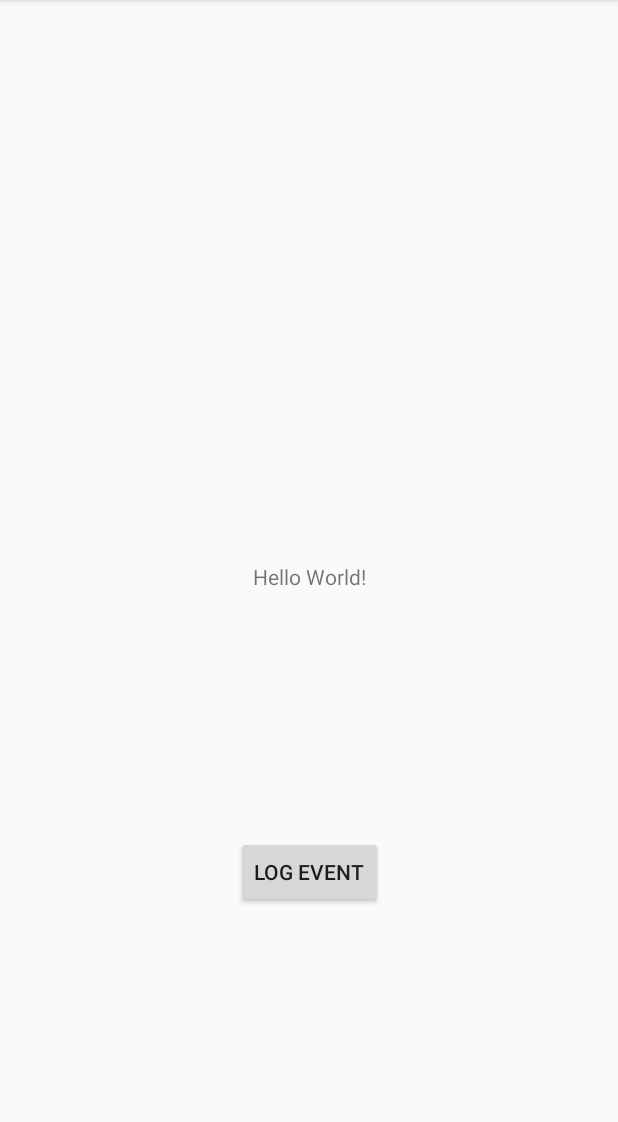
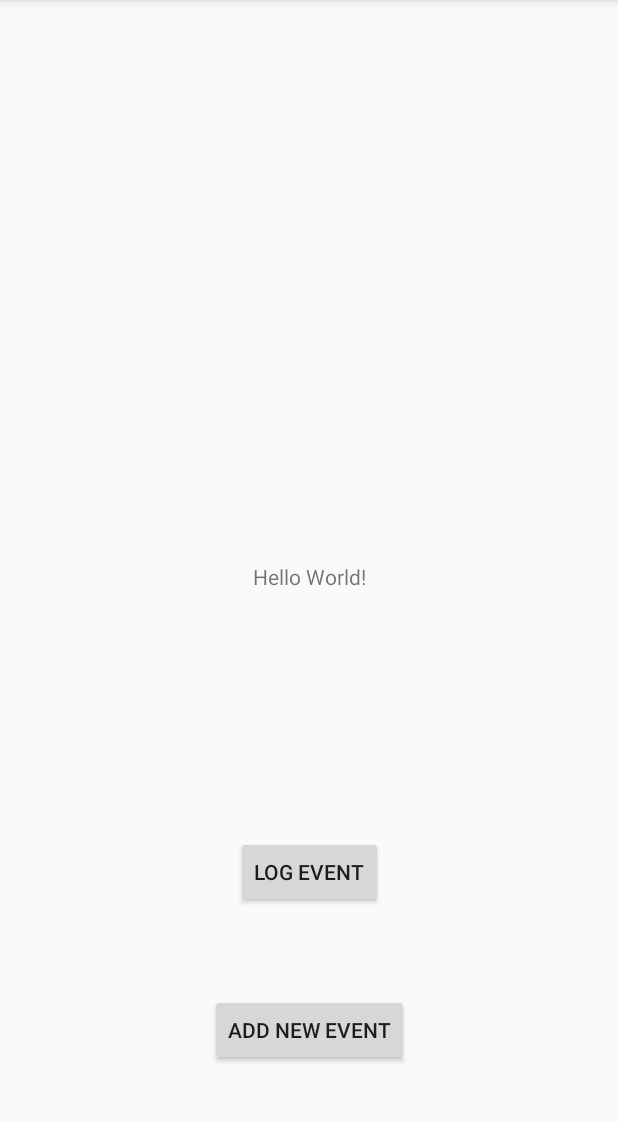
Before and after one commit to danthompson41/TimeTap, an Android app: the screen it shows after launch (MainActivity), after a tap on "LOG EVENT", on a phone screen of 412 x 824 dp, the part 84-1206 px from its top. Run offline under Robolectric (Android 15) with nearby library versions, the phone set to English and light mode, and no system bars; our stand-ins replace Firebase (no records; nobody signed in at launch, a user with empty details on screens opened directly); libraries missing offline, so code that uses them is left out: com.firebase.ui; 3 statements that could not run were skipped.

Commit message:
Repo refactor

```diff
--- a/app/src/main/AndroidManifest.xml
+++ b/app/src/main/AndroidManifest.xml
@@ -12,6 +12,11 @@
             android:roundIcon="@mipmap/ic_launcher_round"
             android:supportsRtl="true"
             android:theme="@style/AppTheme">
+        <activity
+                android:name=".Add_Trackingactivity_Main"
+                android:label="@string/title_activity_add__tracking_main"
+                android:theme="@style/AppTheme.NoActionBar">
+        </activity>
         <activity android:name=".MainActivity">
             <intent-filter>
                 <action android:name="android.intent.action.MAIN"/>
--- a/app/src/main/java/com/dthompson/timetap/MainActivity.kt
+++ b/app/src/main/java/com/dthompson/timetap/MainActivity.kt
@@ -17,60 +17,49 @@ import java.util.*
 import kotlin.collections.ArrayList
 import kotlin.collections.HashMap
 
+val RC_SIGN_IN = 1
+var userId: String? = null;
+var events = ArrayList<HashMap<String, kotlin.Any>>();
+var eventsobject: userdata? = null;
 
-val RC_SIGN_IN = 1
-var userId : String? = null;
+class userdata {
     val events = ArrayList<HashMap<String, kotlin.Any>>();
-
+    val userId: String? = null;
+    val activities = ArrayList<Pair<String, Int>>();
+}
 
 class MainActivity : AppCompatActivity() {
-
+//    private val repo = Repository();
     private val db = FirebaseFirestore.getInstance()
     private val currentUser = HashMap<String, kotlin.Any>();
 
     override fun onCreate(savedInstanceState: Bundle?) {
         super.onCreate(savedInstanceState)
 
-        //db = FirebaseFirestore.getInstance()
 //      Choose authentication providers
         val providers = arrayListOf(
-            AuthUI.IdpConfig.EmailBuilder().build(),
-            AuthUI.IdpConfig.GoogleBuilder().build())
+            AuthUI.IdpConfig.EmailBuilder().build()
+            //AuthUI.IdpConfig.GoogleBuilder().build())
+        )
+
         startActivityForResult(
             AuthUI.getInstance()
                 .createSignInIntentBuilder()
                 .setAvailableProviders(providers)
                 .build(),
-                RC_SIGN_IN)
+            RC_SIGN_IN
+        )
 
         setContentView(R.layout.activity_main)
 
         button.setOnClickListener {
-            Log.d("OnClick", "userid");
-            if (userId !== null) {
-                val ID : String = currentUser["uid"].toString();
-                val logevent = HashMap<String, kotlin.Any>();
-                logevent.put("UUID", userId.toString())
-                logevent.put("Event","TestEvent")
-                logevent.put("StartTime", Calendar.getInstance().getTime())
-                Log.d("BUTTONEVENT",logevent.toString());
-                events.add(logevent);
-                currentUser.put("Events", events)
-                db.collection("users")
-                    .document(ID).set(currentUser, SetOptions.merge())
-                db.collection("events")
-                    .add(logevent)
-                    .addOnSuccessListener {
-                        Log.d("SAVESUCCESS","saved");
+            Repository.LogEvent("TestEvent2")
+        };
+        addEventbutton.setOnClickListener {
+            Log.d("EventButton", "EventButton")
+            val intent = Intent(this, Add_Trackingactivity_Main::class.java)
+            startActivity(intent);
         }
-                    .addOnFailureListener {
-                        Log.d("SAVEFAIL", "failed");
-                    }
-
-
-            }
-        };
-
     }
 
     override fun onActivityResult(requestCode: Int, resultCode: Int, data: Intent?) {
@@ -82,34 +71,7 @@ class MainActivity : AppCompatActivity() {
             if (resultCode == Activity.RESULT_OK) {
                 // Successfully signed in
                 val user = FirebaseAuth.getInstance().currentUser
-                if (user == null) {
-
-                } else {
-                    val displayName = user.displayName
-                    if (displayName != null) {
-                        currentUser.put("name", displayName)
-                    }
-                    val email = user.email
-                    if (email != null) {
-                        currentUser.put("email", email)
-                    }
-                    val uid = user.uid
-                    if (uid != null) {
-                        currentUser.put("uid", uid)
-                    }
-                    Log.d("USERSTUFF",user.displayName);
-                    Log.d("USERSTUFF",user.email);
-                    Log.d("USERSTUFF",user.photoUrl.toString());
-                    Log.d("USERSTUFF",user.isEmailVerified.toString());
-                    Log.d("USERSTUFF",user.uid);
-                    userId = currentUser["uid"].toString();
-                    val s : String = currentUser["uid"].toString();
-                    db.collection("users")
-                        .document(s).set(currentUser, SetOptions.merge())
-                }
-
-
-                // ...
+                Repository.LoadUser(user!!);
             } else {
                 // Sign in failed. If response is null the user canceled the
                 // sign-in flow using the back button. Otherwise check
--- a/app/src/main/res/layout/activity_main.xml
+++ b/app/src/main/res/layout/activity_main.xml
@@ -25,13 +25,14 @@
             app:layout_constraintLeft_toLeftOf="parent"
             app:layout_constraintRight_toRightOf="parent"
             app:layout_constraintTop_toBottomOf="@id/text"/>/>
-
-    <!--<com.google.android.gms.common.SignInButton-->
-            <!--android:layout_width="wrap_content"-->
-            <!--android:layout_height="wrap_content"-->
-            <!--app:layout_constraintBottom_toBottomOf="parent"-->
-            <!--app:layout_constraintLeft_toLeftOf="parent"-->
-            <!--app:layout_constraintRight_toRightOf="parent"-->
-            <!--/>-->
+    <Button
+            android:text="Add New Event"
+            android:layout_width="wrap_content"
+            android:layout_height="wrap_content"
+            android:id="@+id/addEventbutton"
+            app:layout_constraintBottom_toBottomOf="parent"
+            app:layout_constraintLeft_toLeftOf="parent"
+            app:layout_constraintRight_toRightOf="parent"
+            app:layout_constraintTop_toBottomOf="@id/button"/>/>
 
 </android.support.constraint.ConstraintLayout>
--- /dev/null
+++ b/app/src/main/res/values/dimens.xml
@@ -0,0 +1,3 @@
+<resources>
+    <dimen name="fab_margin">16dp</dimen>
+</resources>
--- a/app/src/main/res/values/strings.xml
+++ b/app/src/main/res/values/strings.xml
@@ -1,3 +1,7 @@
 <resources>
     <string name="app_name">TimeTap</string>
+
+    <!-- TODO: Remove or change this placeholder text -->
+    <string name="hello_blank_fragment">Hello blank fragment</string>
+    <string name="title_activity_add__tracking_main">Add_Trackingactivity_Main</string>
 </resources>
--- a/app/src/main/res/values/styles.xml
+++ b/app/src/main/res/values/styles.xml
@@ -7,5 +7,11 @@
         <item name="colorPrimaryDark">@color/colorPrimaryDark</item>
         <item name="colorAccent">@color/colorAccent</item>
     </style>
+    <style name="AppTheme.NoActionBar">
+        <item name="windowActionBar">false</item>
+        <item name="windowNoTitle">true</item>
+    </style>
+    <style name="AppTheme.AppBarOverlay" parent="ThemeOverlay.AppCompat.Dark.ActionBar"/>
+    <style name="AppTheme.PopupOverlay" parent="ThemeOverlay.AppCompat.Light"/>
 
 </resources>
```
Also changed, not shown: app/src/main/java/com/dthompson/timetap/AddTrackingactivity.kt (added, +36 -0 lines), app/src/main/java/com/dthompson/timetap/Add_Trackingactivity_Main.kt (added, +16 -0 lines), app/src/main/java/com/dthompson/timetap/Repository.kt (added, +105 -0 lines), app/src/main/res/layout/activity_add_tracking_main.xml (added, +24 -0 lines), app/src/main/res/layout/content_add__trackingactivity__main.xml (added, +24 -0 lines), app/src/main/res/layout/fragment_add_trackingactivity.xml (added, +29 -0 lines). Lines whose indentation alone changed are shown as unchanged.
